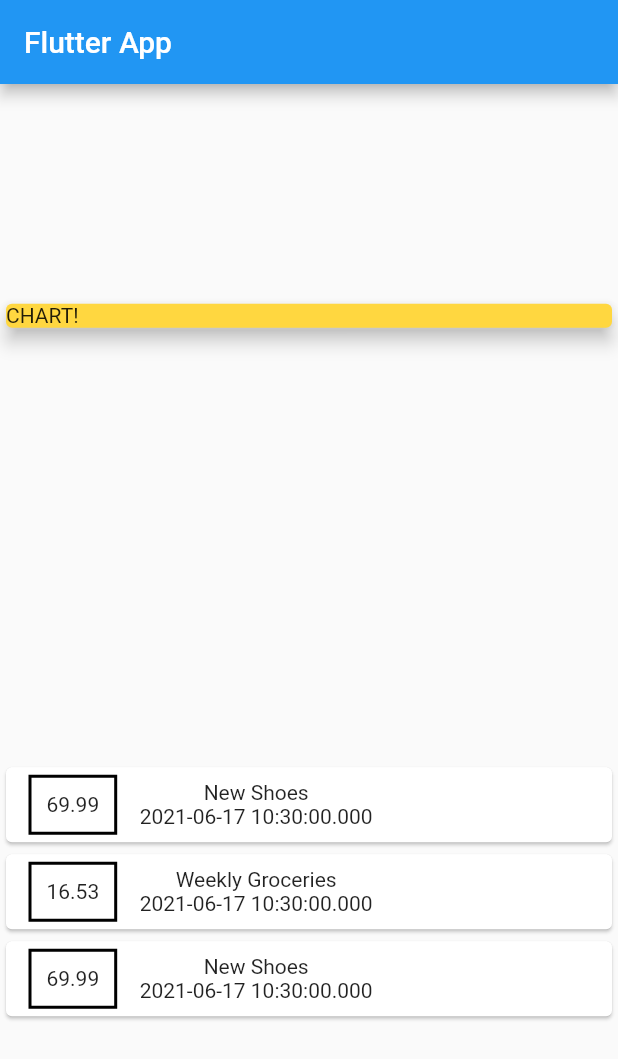
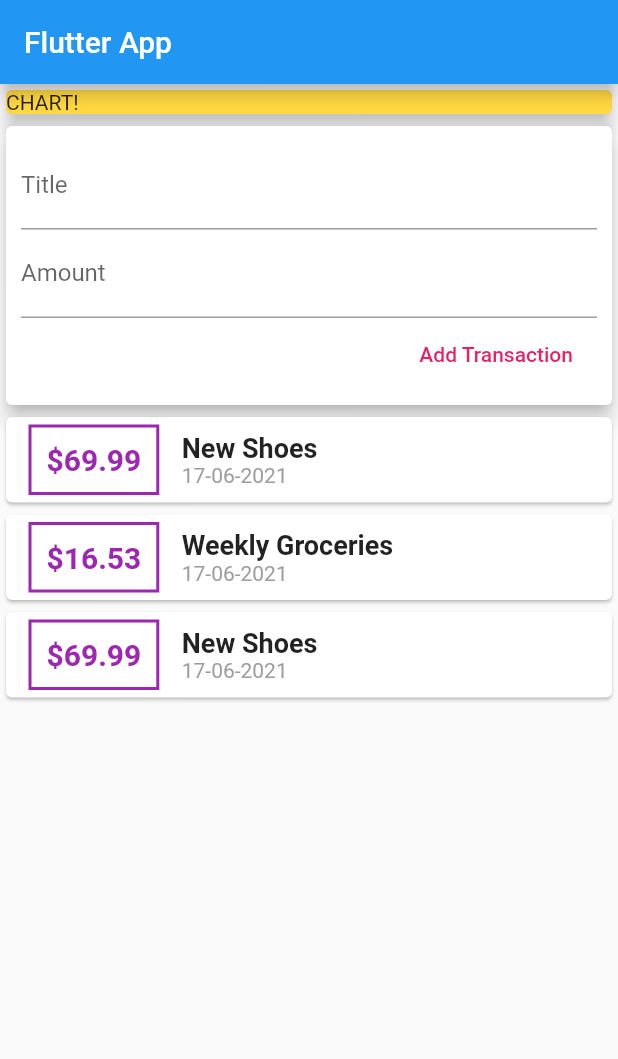
Before and after one commit to ozyildirim/flutter-expense-app, a Flutter app: the screen it shows after launch, on a phone screen of 412 x 824 dp. Shown: the top 1059 px of the screen. Run offline on Flutter 3.47's test engine with Material 2 defaults, Android fonts, the phone set to English and light mode, and no system bars.

```diff
--- a/lib/main.dart
+++ b/lib/main.dart
@@ -1,5 +1,6 @@
 import 'package:flutter/material.dart';
 import 'package:expense_app/transaction.dart';
+import 'package:intl/intl.dart';
 
 void main() => runApp(MyApp());
 
@@ -26,6 +27,9 @@ class MyHomePage extends StatelessWidget {
         id: 't3', title: 'New Shoes', amount: 69.99, date: DateTime.now()),
   ];
 
+  final titleController = TextEditingController();
+  final amountController = TextEditingController();
+
   @override
   Widget build(BuildContext context) {
     return Scaffold(
@@ -33,7 +37,6 @@ class MyHomePage extends StatelessWidget {
           title: Text('Flutter App'),
         ),
         body: Column(
-          mainAxisAlignment: MainAxisAlignment.spaceAround,
           crossAxisAlignment: CrossAxisAlignment.stretch,
           children: [
             Container(
@@ -42,6 +45,33 @@ class MyHomePage extends StatelessWidget {
                 color: Colors.amberAccent,
                 child: Text('CHART!'),
                 elevation: 5,
+              ),
+            ),
+            Card(
+              elevation: 5,
+              child: Container(
+                padding: EdgeInsets.all(10),
+                child: Column(
+                  crossAxisAlignment: CrossAxisAlignment.end,
+                  children: [
+                    TextField(
+                      decoration: InputDecoration(labelText: "Title"),
+                      controller: titleController,
+                    ),
+                    TextField(
+                      decoration: InputDecoration(labelText: 'Amount'),
+                      controller: amountController,
+                    ),
+                    FlatButton(
+                        onPressed: () {
+                          print(titleController.text);
+                        },
+                        child: Text(
+                          "Add Transaction",
+                          style: TextStyle(color: Colors.pink),
+                        ))
+                  ],
+                ),
               ),
             ),
             Column(
@@ -53,12 +83,27 @@ class MyHomePage extends StatelessWidget {
                         margin:
                             EdgeInsets.symmetric(horizontal: 15, vertical: 5),
                         decoration: BoxDecoration(
-                            border: Border.all(color: Colors.black, width: 2)),
+                            border: Border.all(color: Colors.purple, width: 2)),
                         padding: EdgeInsets.all(10),
-                        child: Text(e.amount.toString()),
+                        child: Text(
+                          '\$${e.amount}',
+                          style: TextStyle(
+                              fontWeight: FontWeight.bold,
+                              fontSize: 20,
+                              color: Colors.purple),
+                        ),
                       ),
                       Column(
-                        children: [Text(e.title), Text(e.date.toString())],
+                        crossAxisAlignment: CrossAxisAlignment.start,
+                        children: [
+                          Text(
+                            e.title,
+                            style: TextStyle(
+                                fontSize: 18, fontWeight: FontWeight.bold),
+                          ),
+                          Text(DateFormat('dd-MM-yyyy').format(e.date),
+                              style: TextStyle(color: Colors.grey))
+                        ],
                       )
                     ],
                   ),
--- a/pubspec.yaml
+++ b/pubspec.yaml
@@ -28,6 +28,7 @@ dependencies:
   # The following adds the Cupertino Icons font to your application.
   # Use with the CupertinoIcons class for iOS style icons.
   cupertino_icons: ^1.0.2
+  intl: ^0.17.0
 
 dev_dependencies:
   flutter_test:
```
Also changed, not shown: pubspec.lock, 1 other file.
